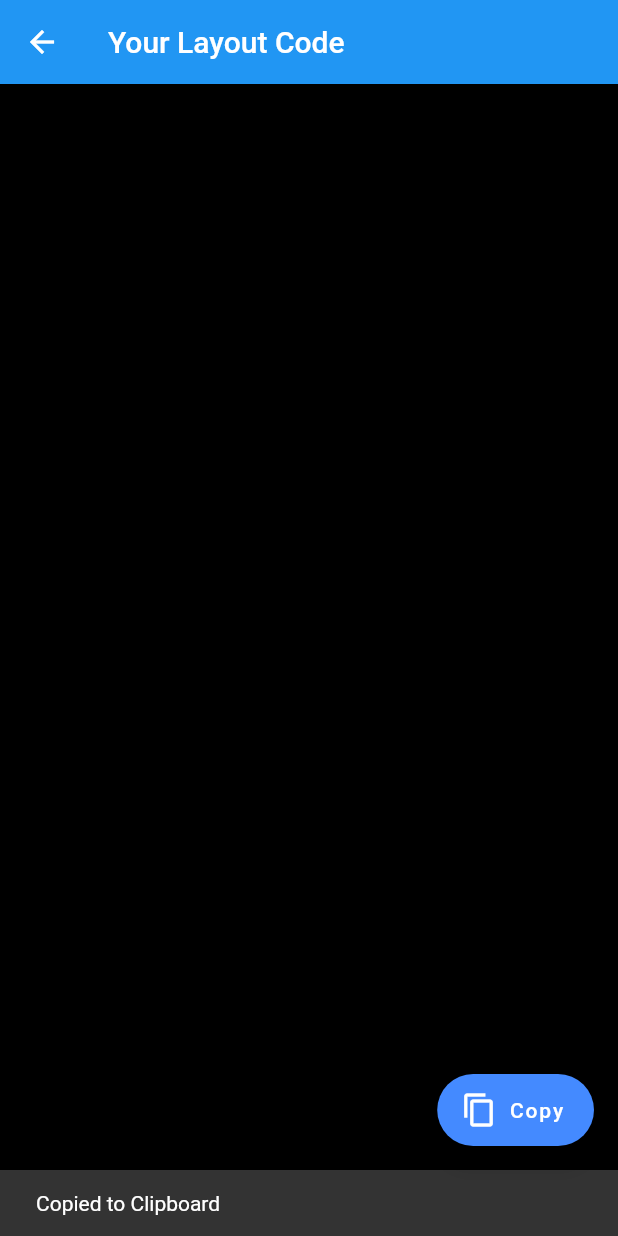
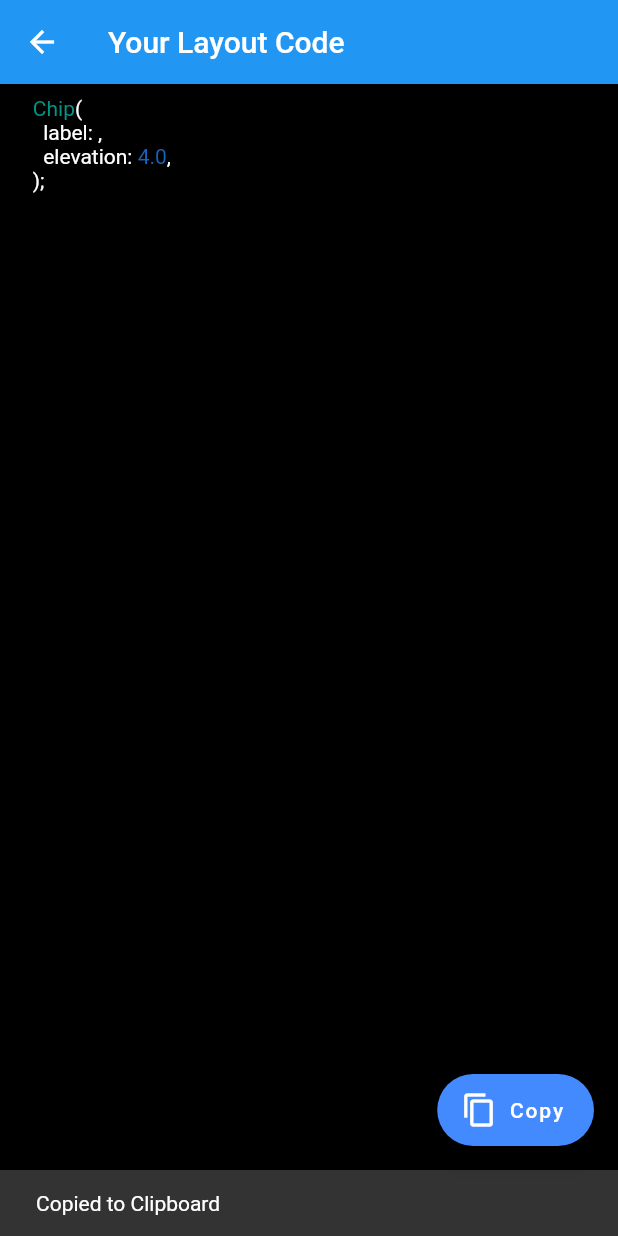
Before and after one commit to deven98/MetaFlutter, a Flutter app: the CodeScreen screen opened directly with empty values, after a tap on "Copy", on a phone screen of 412 x 824 dp. Run offline on Flutter 3.47's test engine with Material 2 defaults, Android fonts, the phone set to English and light mode, and no system bars; our stand-ins replace string_scanner; missing offline and left inert: unicorndial.

Commit message:
added Chip,IconButton and radio

```diff
--- a/lib/widget_builder_utilities/model_widget.dart
+++ b/lib/widget_builder_utilities/model_widget.dart
@@ -1,5 +1,4 @@
 import 'package:flutter/material.dart';
-import 'package:flutter/material.dart' as prefix0;
 import 'package:flutter_app_builder/widget_builder_utilities/widgets/align_model.dart';
 import 'package:flutter_app_builder/widget_builder_utilities/widgets/aspect_ratio_model.dart';
 import 'package:flutter_app_builder/widget_builder_utilities/widgets/center_model.dart';
@@ -26,6 +25,7 @@ import 'package:flutter_app_builder/widget_builder_utilities/widgets/transform_s
 import 'package:flutter_app_builder/widget_builder_utilities/widgets/transform_translate_model.dart';
 import 'package:flutter_app_builder/widget_builder_utilities/widgets/card_view_model.dart';
 import 'package:flutter_app_builder/widget_builder_utilities/widgets/icon_button_model.dart';
+import 'package:flutter_app_builder/widget_builder_utilities/widgets/chip_model.dart';
 
 /// Denotes the type of widget
 enum WidgetType {
@@ -54,7 +54,8 @@ enum WidgetType {
   PageView,
   CardView,
   IconButton,
-  RadioButton
+  RadioButton,
+  ChipView
 }
 
 /// Denotes if the widget can have zero, one or multiple children
@@ -147,6 +148,10 @@ ModelWidget getNewModelFromType(WidgetType type) {
     case WidgetType.RadioButton:
       return RadioModel();
       break;
+
+    case WidgetType.ChipView:
+      return ChipModel();
+      break;
     default:
       return null;
       break;
--- a/lib/widget_builder_utilities/widgets/chip_model.dart
+++ b/lib/widget_builder_utilities/widgets/chip_model.dart
@@ -0,0 +1,49 @@
+import 'package:flutter/material.dart';
+
+import '../model_widget.dart';
+import '../property.dart';
+
+class ChipModel extends ModelWidget {
+
+  ChipModel(){
+this.widgetType = WidgetType.ChipView;
+    this.nodeType = NodeType.SingleChild;
+    this.hasProperties = true;
+    this.hasChildren = false;
+    this.paramNameAndTypes = {
+      "label": PropertyType.string,
+      "elevation": PropertyType.double
+    };
+
+    this.params = {
+      "label": "",
+      "elevation": "4.0"
+    };
+  }
+
+  @override
+  Map getParamValuesMap() {
+    return {
+      "label": params["label"],
+      "elevation": params["elevation"]
+    };
+  }
+
+  @override
+  String toCode() {
+    return '''
+    Chip(
+      label: ${params["label"]},
+      elevation: ${params["elevation"]},
+    );''';
+  }
+
+  @override
+  Widget toWidget() {
+    return Chip(
+      label: Text(params["label"]),
+      elevation: double.parse(params["elevation"]),
+    );
+  }
+
+}
```
Also changed, not shown: lib/widget_builder_utilities/widgets/icon_button_model.dart (+22 -3 lines), lib/widget_builder_utilities/widgets/radio_model.dart (+14 -1 lines), 1 other file.
